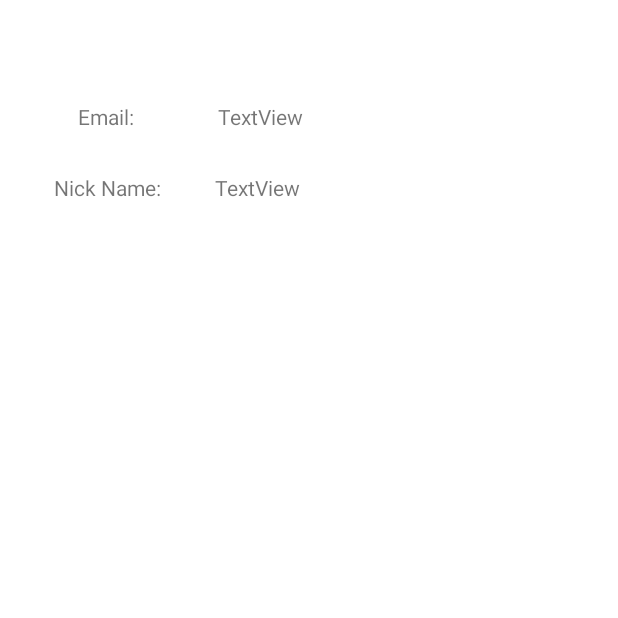
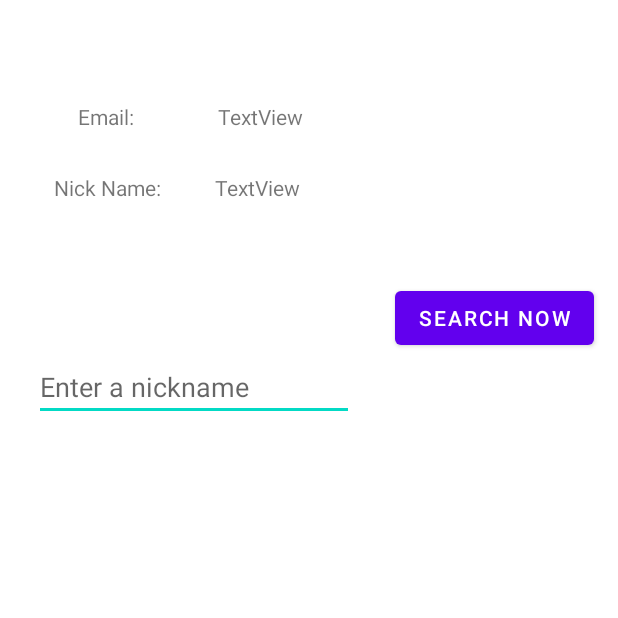
Before and after one commit to zren813/MobileDemo, an Android app: the ProfilePage screen opened directly, with no data from a screen before it, on a phone screen of 412 x 824 dp, the top half of it. Run offline under Robolectric (Android 15) with nearby library versions, the phone set to English and light mode, and no system bars; our stand-ins replace Firebase (no records; nobody signed in at launch, a user with empty details on screens opened directly).

Commit message:
On the profilePage, I have add a feature of searching certain user's email.

```diff
--- a/app/src/main/AndroidManifest.xml
+++ b/app/src/main/AndroidManifest.xml
@@ -9,7 +9,10 @@
         android:roundIcon="@mipmap/ic_launcher_round"
         android:supportsRtl="true"
         android:theme="@style/Theme.MobileDemo">
-        <activity android:name=".ProfilePage"></activity>
+        <activity
+            android:name=".DisplaySearchResult"
+            android:exported="true" />
+        <activity android:name=".ProfilePage" />
         <activity android:name=".RegisterUser" />
         <activity android:name=".MainActivity">
             <intent-filter>
--- a/app/src/main/res/layout/activity_profile_page.xml
+++ b/app/src/main/res/layout/activity_profile_page.xml
@@ -45,4 +45,34 @@
         android:text="TextView"
         app:layout_constraintStart_toEndOf="@+id/textView3"
         app:layout_constraintTop_toBottomOf="@+id/emailField" />
+
+    <EditText
+        android:id="@+id/searchName"
+        android:layout_width="wrap_content"
+        android:layout_height="wrap_content"
+        android:layout_marginStart="32dp"
+        android:layout_marginTop="54dp"
+        android:layout_marginEnd="185dp"
+        android:layout_marginBottom="497dp"
+        android:ems="10"
+        android:hint="@string/edit_search"
+        android:inputType="textPersonName"
+        app:layout_constraintBottom_toBottomOf="parent"
+        app:layout_constraintEnd_toEndOf="parent"
+        app:layout_constraintStart_toStartOf="parent"
+        app:layout_constraintTop_toBottomOf="@+id/textView3" />
+
+    <Button
+        android:id="@+id/searchNow"
+        android:layout_width="wrap_content"
+        android:layout_height="wrap_content"
+        android:layout_marginStart="24dp"
+        android:layout_marginTop="188dp"
+        android:layout_marginEnd="16dp"
+        android:onClick="onClick"
+        android:text="@string/button_search"
+        app:layout_constraintEnd_toEndOf="parent"
+        app:layout_constraintHorizontal_bias="1.0"
+        app:layout_constraintStart_toEndOf="@+id/searchName"
+        app:layout_constraintTop_toTopOf="parent" />
 </androidx.constraintlayout.widget.ConstraintLayout>
--- a/app/src/main/res/values/strings.xml
+++ b/app/src/main/res/values/strings.xml
@@ -1,3 +1,5 @@
 <resources>
     <string name="app_name">MobileDemo</string>
+    <string name="edit_search">Enter a nickname</string>
+    <string name="button_search">Search Now</string>
 </resources>
```
Also changed, not shown: app/src/main/java/com/mobiledemo/DisplaySearchResult.java (added, +25 -0 lines), app/src/main/java/com/mobiledemo/MainActivity.java (+14 -0 lines), app/src/main/java/com/mobiledemo/ProfilePage.java (+62 -0 lines), app/src/main/res/layout/activity_display_search_result.xml (added, +83 -0 lines).
